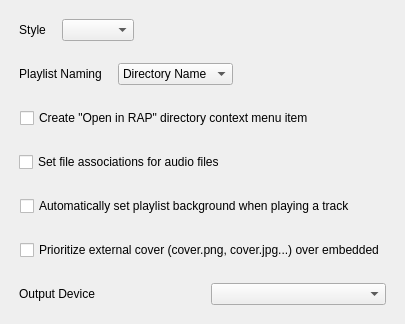
The window that src/SettingsWindow/SettingsWindow.ui (savannstm/revolutionary-audio-player) describes before a commit, drawn with Qt 5.
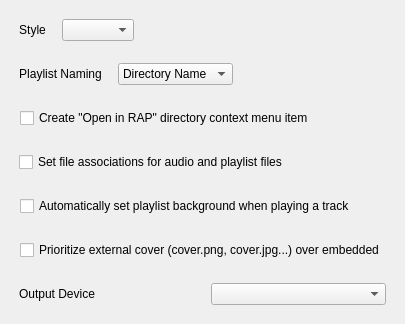
The same window after the commit.

What changed in the file:
```diff
--- a/src/SettingsWindow/SettingsWindow.ui
+++ b/src/SettingsWindow/SettingsWindow.ui
@@ -144,7 +144,7 @@
       <item>
        <widget class="QCheckBox" name="setAssociationsCheckbox">
         <property name="text">
-         <string>Set file associations for audio files</string>
+         <string>Set file associations for audio and playlist files</string>
         </property>
        </widget>
       </item>
```
